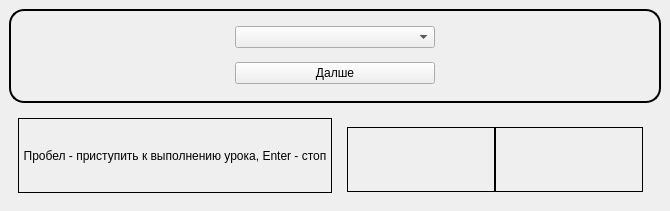
KeyGen/Easy-work, file Easy-work/Plugin/RegimeLesson/RegimeLesson/regimeLesson.ui: the form before one commit.
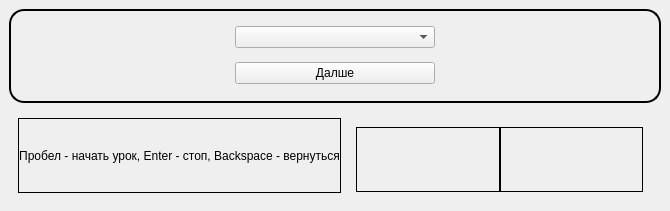
The form after the commit.

Patch:
```diff
--- a/Easy-work/Plugin/RegimeLesson/RegimeLesson/regimeLesson.ui
+++ b/Easy-work/Plugin/RegimeLesson/RegimeLesson/regimeLesson.ui
@@ -121,7 +121,7 @@
             <enum>QFrame::Box</enum>
            </property>
            <property name="text">
-            <string>Пробел - приступить к выполнению урока, Enter - стоп</string>
+            <string>Пробел - начать урок, Enter - стоп, Backspace - вернуться</string>
            </property>
            <property name="alignment">
             <set>Qt::AlignCenter</set>
```
Left out of the diff: 3 changed lines with no effect on the pictures.
